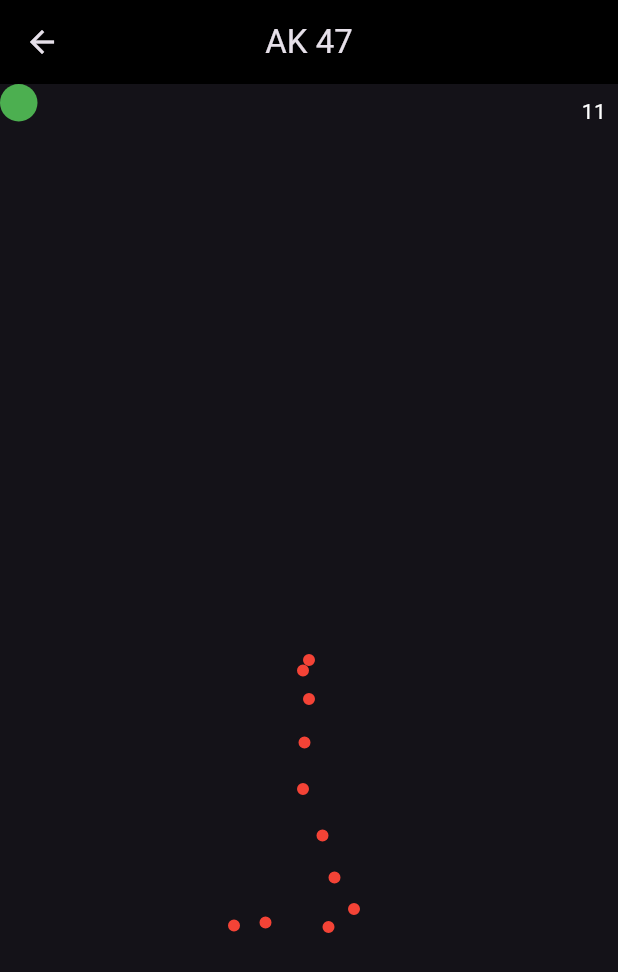
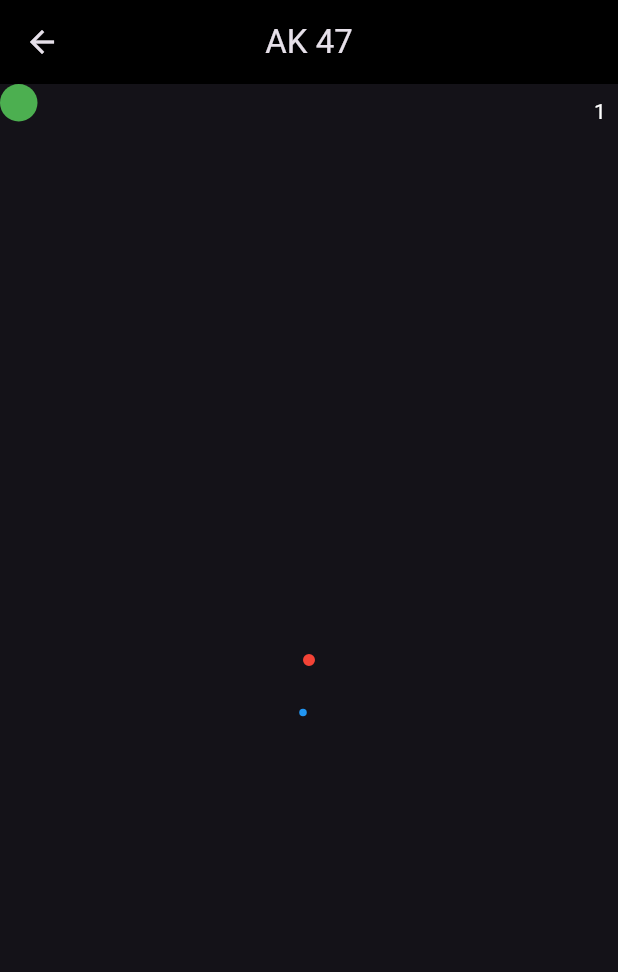
Before and after one commit to FoRoKo1o/AimTrainer, a Flutter app: the screen it shows after launch, after a tap on "AK 47", on a phone screen of 412 x 824 dp. Shown: the top 972 px of the screen. Run offline on Flutter 3.47's test engine with Material 3 defaults, Android fonts, the phone set to English and light mode, and no system bars; our stand-ins replace sensors.

Commit message:
Some more crazy stuff, some of them work, other don't.
TODO: Leave only 1 way to controll box - distance calculation error (always the same)

```diff
--- a/lib/ak.dart
+++ b/lib/ak.dart
@@ -1,40 +1,39 @@
 import 'package:flutter/material.dart';
+import 'dart:math';
 import 'config.dart';
 import 'spray_painter.dart';
-import 'dart:math'; // Dodajemy import dla funkcji sqrt
-import 'score_view.dart'; // Importujemy widok ScoreView
+import 'score_view.dart';
 import 'dart:developer' as developer;
-
 class Ak extends StatefulWidget {
-  const Ak({super.key});
+  const Ak({Key? key}) : super(key: key);
 
   @override
   _AkState createState() => _AkState();
 }
 
 class _AkState extends State<Ak> with SingleTickerProviderStateMixin {
-  String weaponName = "AK - 47";
   late AnimationController _controller;
   late Animation<double> _animation;
-  late Offset _position = const Offset(0, 0); // Pozycja początkowa zielonego kółka
-  List<double> distances = []; // Lista przechowująca odległości kółka od punktów animacji
+  late Offset _position = const Offset(0, 0);
+  late Offset _measurePoint = const Offset(0, 0); // Aktualne współrzędne punktu do mierzenia odległości
+  List<double> distances = [];
 
   @override
   void initState() {
     super.initState();
     _controller = AnimationController(
       vsync: this,
-      duration: const Duration(seconds: 3),
+      duration: const Duration(seconds: 30),
     );
     _animation = Tween<double>(begin: 0, end: Config.akPattern.length.toDouble()).animate(_controller)
       ..addListener(() {
         setState(() {});
-        calculateDistance(MediaQuery.of(context).size); // Wywołujemy funkcję calculateDistance przy każdej zmianie wartości animacji
+        calculateDistance(MediaQuery.of(context).size);
       })
       ..addStatusListener((status) {
         if (status == AnimationStatus.completed) {
           final averageDistance = calculateAverageDistance();
-          openScoreView(averageDistance, weaponName); // Otwieramy widok ScoreView po zakończeniu animacji
+          openScoreView(averageDistance, 'AK - 47');
         }
       });
 
@@ -66,7 +65,6 @@ class _AkState extends State<Ak> with SingleTickerProviderStateMixin {
           GestureDetector(
             onPanUpdate: (details) {
               setState(() {
-                // Aktualizacja pozycji kółka na podstawie przesunięcia
                 _position += details.delta;
               });
             },
@@ -77,6 +75,18 @@ class _AkState extends State<Ak> with SingleTickerProviderStateMixin {
               decoration: const BoxDecoration(
                 shape: BoxShape.circle,
                 color: Colors.green,
+              ),
+            ),
+          ),
+          Positioned(
+            left: _measurePoint.dx - 2.5,
+            top: _measurePoint.dy - 2.5,
+            child: Container(
+              width: 5,
+              height: 5,
+              decoration: const BoxDecoration(
+                shape: BoxShape.circle,
+                color: Colors.blue,
               ),
             ),
           ),
@@ -93,23 +103,48 @@ class _AkState extends State<Ak> with SingleTickerProviderStateMixin {
     );
   }
 
-  // Funkcja do obliczania odległości kółka od punktu animacji
 void calculateDistance(Size size) {
-  if (_animation.value.floor() < Config.akPattern.length - 1) {
-    final int currentIndex = _animation.value.floor();
-    final List<num> currentPoint = currentIndex == 0 ? [size.width / 2, size.height] : Config.akPattern[currentIndex];
-    final List<num> nextPoint = Config.akPattern[currentIndex + 1];
+  if (_measurePoint == null) {
+    // Inicjalizacja _measurePoint przy pierwszym wywołaniu
+    int initialIndex = 0;
+    double initialX = size.width / 2 + Config.akPattern[initialIndex][0].toDouble();
+    double initialY = size.height / 2 + Config.akPattern[initialIndex][1].toDouble();
+    _measurePoint = Offset(initialX, initialY);
+  } else {
+    // Pobranie indeksu aktualnej klatki animacji
+    int animationIndex = _animation.value.floor();
 
-    final dx = nextPoint[0] - currentPoint[0] + _position.dx; // Poprawka: Dodajemy pozycję x kółka
-    final dy = nextPoint[1] - currentPoint[1] + _position.dy; // Poprawka: Dodajemy pozycję y kółka
-    final distance = sqrt(dx * dx + dy * dy); // Obliczamy odległość między kółkiem a punktem animacji
-    developer.log(distance.toString());
-    distances.add(distance); // Dodajemy odległość do listy
+    // Obliczenie pozycji _measurePoint na podstawie całego dotychczasowego przebiegu animacji
+    double currentX = size.width / 2;
+    double currentY = size.height / 2;
+    for (int i = 0; i <= animationIndex; i++) {
+      currentX += Config.akPattern[i][0].toDouble();
+      currentY += Config.akPattern[i][1].toDouble();
+    }
+
+    _measurePoint = Offset(currentX, currentY);
   }
+
+  // Aktualizacja odległości
+  double currentX = _position.dx + 12.5; // Połowa szerokości kółka
+  double currentY = _position.dy + 12.5; // Połowa wysokości kółka
+
+  // Uwzględnienie przesunięcia w dół względem wzorca animacji
+  double patternOffsetY = Config.akPattern[0][1].toDouble();
+  double measureY = _measurePoint!.dy - patternOffsetY;
+
+  double distance = sqrt(pow(currentX - _measurePoint!.dx, 2) + pow(currentY - measureY, 2));
+  developer.log(distance.toString());
+  distances.add(distance);
 }
 
 
-  // Funkcja do obliczania średniej odległości
+
+
+
+
+
+
   double calculateAverageDistance() {
     if (distances.isNotEmpty) {
       final sum = distances.reduce((value, element) => value + element);
@@ -119,12 +154,11 @@ void calculateDistance(Size size) {
     }
   }
 
-  // Funkcja do otwierania widoku ScoreView
   void openScoreView(double score, String weaponName) {
-    Navigator.of(context).pop(); // Zamykamy bieżący widok
+    Navigator.of(context).pop();
     Navigator.push(
       context,
-      MaterialPageRoute(builder: (context) => ScoreView(score: score, weaponName: weaponName,)),
+      MaterialPageRoute(builder: (context) => ScoreView(score: score, weaponName: weaponName)),
     );
   }
 }
--- a/lib/config.dart
+++ b/lib/config.dart
@@ -6,4 +6,6 @@ class Config {
     [14, 10], [27, 0], [33, -10], [-21, -2], [7, 3], [-7, 9], [-8, 4], [19, -3],
     [5, 6], [-20, -1], [-33, -4], [-45, -21], [-14, 1]
   ];
+  static final newAkPattern = [[0, 0], [-4, 7], [0, 26], [-3, 55], [-4, 86], [9, 117], [17, 145], [30, 166], [13, 178], [-29, 175], [-50, 177], [-38, 188], [-53, 195], [-79, 187], [-82, 191], [-42, 192], [-23, 199], [-9, 209], [18, 209], [51, 199], [30, 197], [37, 200], [30, 209], [22, 213], [41, 210], [46, 216], [26, 215], [-7, 211], [-52, 190], [-66, 191]];
+  //static final newAkPattern = [[0, 0]];
 }
--- a/pubspec.yaml
+++ b/pubspec.yaml
@@ -30,7 +30,7 @@ environment:
 dependencies:
   flutter:
     sdk: flutter
-
+  sensors: ^2.0.3
 
   # The following adds the Cupertino Icons font to your application.
   # Use with the CupertinoIcons class for iOS style icons.
```
Also changed, not shown: lib/main.dart (+7 -1 lines), lib/new_pattern_painter.dart (added, +24 -0 lines), lib/test.dart (added, +137 -0 lines), lib/touch_working.dart (added, +125 -0 lines), pubspec.lock.
